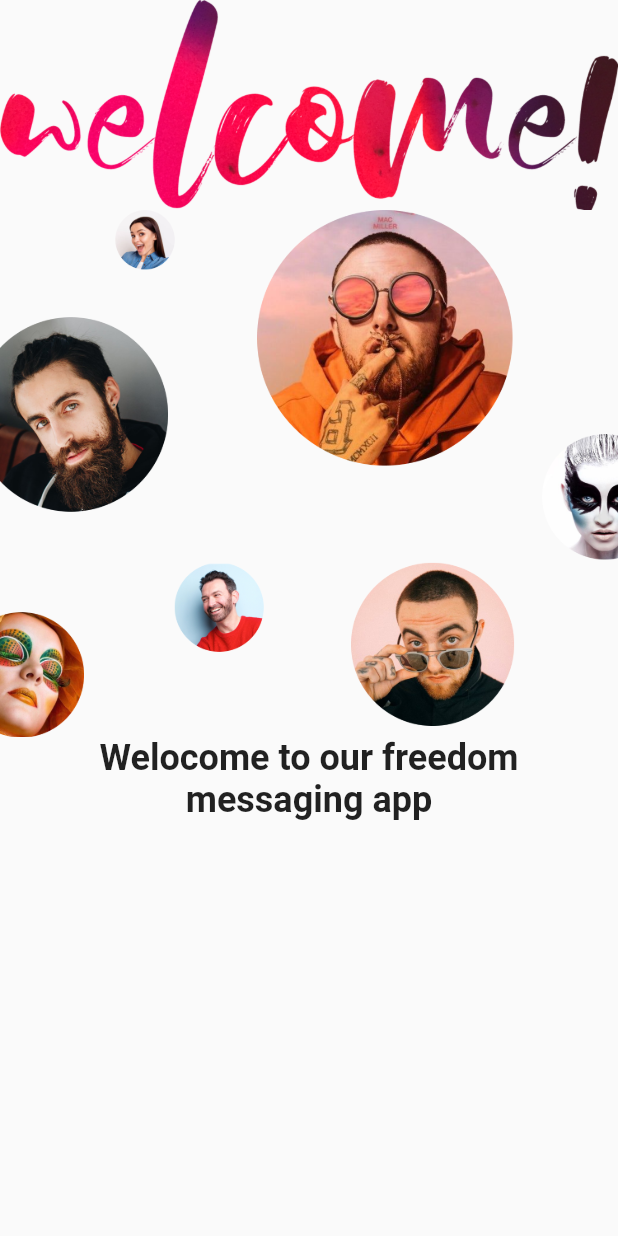
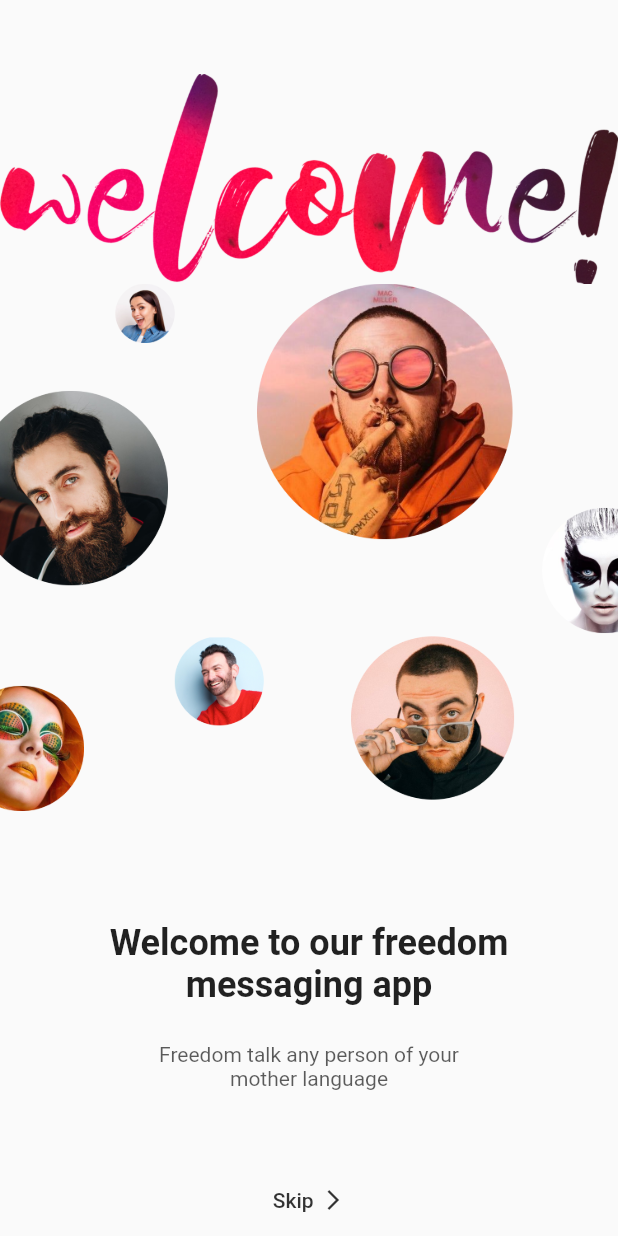
Before and after one commit to Nikita96Burmatov/flutter_app, a Flutter app: the screen it shows after launch, on a phone screen of 412 x 824 dp. Run offline on Flutter 3.47's test engine with Material 2 defaults, Android fonts, the phone set to English and light mode, and no system bars.

Commit message:
welcome page 2.0

```diff
--- /dev/null
+++ b/lib/constants.dart
@@ -0,0 +1,10 @@
+import 'package:flutter/material.dart';
+
+const kPrimaryColor = Color(0xFF00BF6D);
+const kSecondaryColor = Color(0xFFFE9901);
+const kContentColorLightTheme = Color(0xFF1D1D35);
+const kContentColorDarkTheme = Color(0xFFF5FCF9);
+const kWarninngColor = Color(0xFFF3BB1C);
+const kErrorColor = Color(0xFFF03738);
+
+const kDefaultPadding = 20.0;
--- a/lib/pages/welcome_screen.dart
+++ b/lib/pages/welcome_screen.dart
@@ -1,5 +1,6 @@
 import 'package:flutter/cupertino.dart';
 import 'package:flutter/material.dart';
+import 'package:flutter_app/constants.dart';
 
 class WelcomeScreen extends StatelessWidget {
   const WelcomeScreen({Key? key}) : super(key:key);
@@ -10,15 +11,60 @@ class WelcomeScreen extends StatelessWidget {
       body: SafeArea(
         child: Column(
           children: [
+            const Spacer(flex: 2),
             Image.asset("assets/images/welcome.png"),
             Image.asset("assets/images/people.png"),
-            Text("Welocome to our freedom \nmessaging app",
+            const Spacer(flex: 3),
+            Text("Welcome to our freedom \nmessaging app",
             textAlign: TextAlign.center,
             style: Theme.of(context)
                 .textTheme
                 .headline5!
                 .copyWith(fontWeight: FontWeight.bold),
-            )
+            ),
+            const Spacer(),
+            Text("Freedom talk any person of your \nmother language",
+              textAlign: TextAlign.center,
+              style: TextStyle(
+                color: Theme.of(context)
+                    .textTheme
+                    .bodyText1!
+                    .color!
+                    .withOpacity(0.64),
+              )
+            ),
+            const Spacer(flex: 2),
+            FittedBox(
+              child: TextButton(
+                  onPressed: () {},
+                  child: Row(
+                    children: [
+                      Text(
+                        "Skip",
+                        style: Theme.of(context)
+                            .textTheme
+                            .bodyText1!
+                            .copyWith(
+                            color: Theme.of(context)
+                                .textTheme
+                                .bodyText1!
+                                .color!
+                                .withOpacity(0.8)),
+                      ),
+                      const SizedBox(width: kDefaultPadding / 4),
+                      Icon(
+                        Icons.arrow_forward_ios,
+                        size: 16,
+                        color: Theme.of(context)
+                            .textTheme
+                            .bodyText1!
+                            .color!
+                            .withOpacity(0.8),
+                      )
+                    ],
+                  )),
+            ),
+
           ],
         ),
       ),
```
